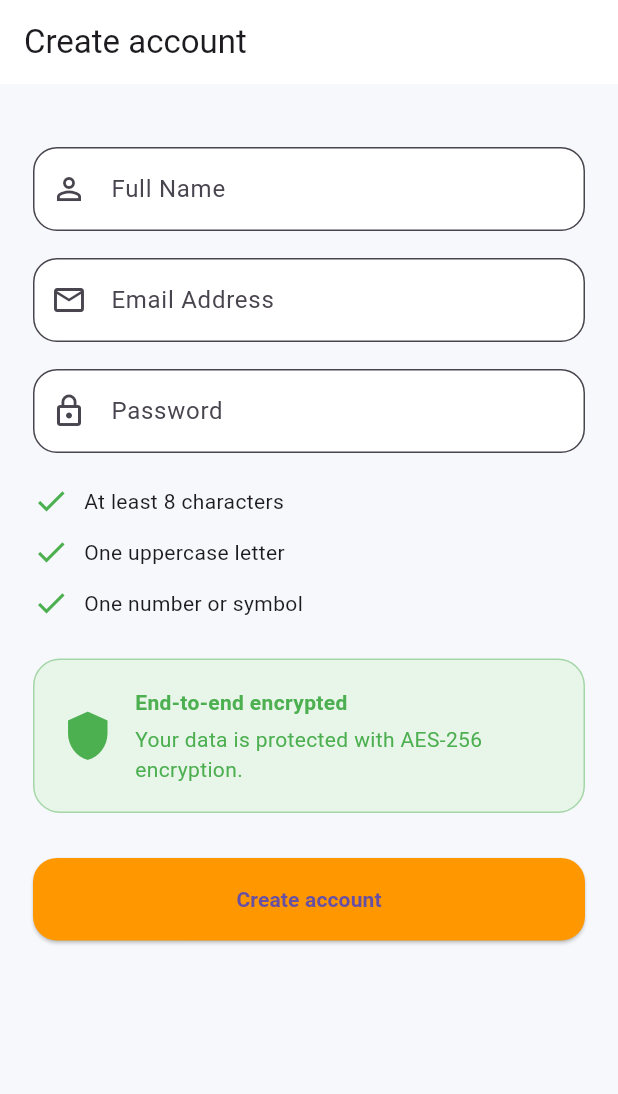
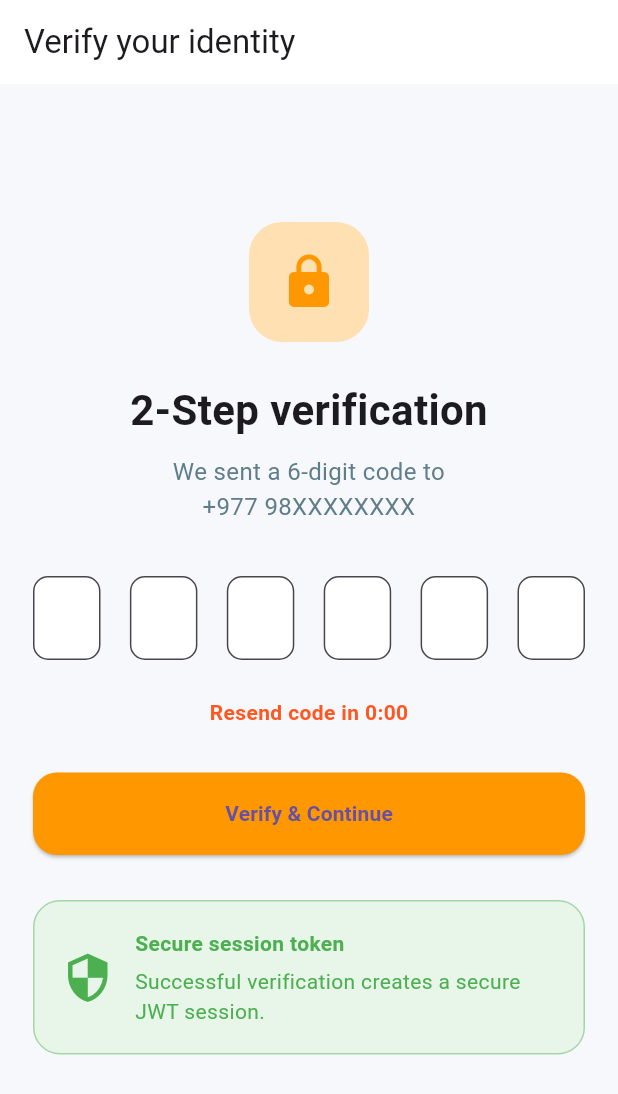
Before and after one commit to SewaMitra/sewa_mitra, a Flutter app: the screen it shows after launch, on a phone screen of 412 x 824 dp. Shown: the top 1094 px of the screen. Run offline on Flutter 3.47's test engine with Material 3 defaults, Android fonts, the phone set to English and light mode, and no system bars.

Commit message:
Implemented OTP verification UI

```diff
--- a/lib/main.dart
+++ b/lib/main.dart
@@ -1,5 +1,5 @@
 import 'package:flutter/material.dart';
-import 'register_screen.dart';
+import 'verify_screen.dart';
 
 void main() {
   runApp(const MyApp());
@@ -12,7 +12,7 @@ class MyApp extends StatelessWidget {
   Widget build(BuildContext context) {
     return const MaterialApp(
       debugShowCheckedModeBanner: false,
-        home: RegisterScreen(),
+      home: VerifyScreen(),
     );
   }
 }
--- a/lib/verify_screen.dart
+++ b/lib/verify_screen.dart
@@ -0,0 +1,181 @@
+import 'package:flutter/material.dart';
+
+class VerifyScreen extends StatelessWidget {
+  const VerifyScreen({super.key});
+
+  @override
+  Widget build(BuildContext context) {
+    return Scaffold(
+      backgroundColor: const Color(0xfff6f8fb),
+
+      appBar: AppBar(
+        backgroundColor: Colors.white,
+        title: const Text('Verify your identity'),
+      ),
+
+      body: Padding(
+        padding: const EdgeInsets.all(22),
+
+        child: Column(
+          children: [
+
+            const SizedBox(height: 70),
+
+            Container(
+              height: 80,
+              width: 80,
+
+              decoration: BoxDecoration(
+                color: Colors.orange.shade100,
+                borderRadius: BorderRadius.circular(22),
+              ),
+
+              child: const Icon(
+                Icons.lock,
+                color: Colors.orange,
+                size: 40,
+              ),
+            ),
+
+            const SizedBox(height: 25),
+
+            const Text(
+              '2-Step verification',
+              style: TextStyle(
+                fontSize: 28,
+                fontWeight: FontWeight.bold,
+              ),
+            ),
+
+            const SizedBox(height: 10),
+
+            const Text(
+              'We sent a 6-digit code to\n+977 98XXXXXXXX',
+              textAlign: TextAlign.center,
+              style: TextStyle(
+                color: Colors.blueGrey,
+                fontSize: 16,
+              ),
+            ),
+
+            const SizedBox(height: 35),
+
+            Row(
+              mainAxisAlignment: MainAxisAlignment.spaceBetween,
+
+              children: List.generate(
+                6,
+                    (index) => SizedBox(
+                  width: 45,
+
+                  child: TextField(
+                    maxLength: 1,
+                    textAlign: TextAlign.center,
+
+                    decoration: InputDecoration(
+                      counterText: '',
+                      filled: true,
+                      fillColor: Colors.white,
+
+                      border: OutlineInputBorder(
+                        borderRadius: BorderRadius.circular(10),
+                      ),
+                    ),
+                  ),
+                ),
+              ),
+            ),
+
+            const SizedBox(height: 25),
+
+            const Text(
+              'Resend code in 0:00',
+              style: TextStyle(
+                color: Colors.deepOrange,
+                fontWeight: FontWeight.bold,
+              ),
+            ),
+
+            const SizedBox(height: 30),
+
+            SizedBox(
+              width: double.infinity,
+              height: 55,
+
+              child: ElevatedButton(
+
+                style: ElevatedButton.styleFrom(
+                  backgroundColor: Colors.orange,
+
+                  shape: RoundedRectangleBorder(
+                    borderRadius: BorderRadius.circular(16),
+                  ),
+                ),
+
+                onPressed: () {},
+
+                child: const Text(
+                  'Verify & Continue',
+                  style: TextStyle(
+                    fontWeight: FontWeight.bold,
+                  ),
+                ),
+              ),
+            ),
+
+            const SizedBox(height: 30),
+
+            Container(
+              padding: const EdgeInsets.all(18),
+
+              decoration: BoxDecoration(
+                color: Colors.green.shade50,
+                borderRadius: BorderRadius.circular(18),
+                border: Border.all(color: Colors.green.shade200),
+              ),
+
+              child: Row(
+                children: [
+
+                  const Icon(
+                    Icons.security,
+                    color: Colors.green,
+                    size: 35,
+                  ),
+
+                  const SizedBox(width: 14),
+
+                  Expanded(
+                    child: Column(
+                      crossAxisAlignment: CrossAxisAlignment.start,
+
+                      children: const [
+
+                        Text(
+                          'Secure session token',
+                          style: TextStyle(
+                            fontWeight: FontWeight.bold,
+                            color: Colors.green,
+                          ),
+                        ),
+
+                        SizedBox(height: 5),
+
+                        Text(
+                          'Successful verification creates a secure JWT session.',
+                          style: TextStyle(
+                            color: Colors.green,
+                          ),
+                        ),
+                      ],
+                    ),
+                  ),
+                ],
+              ),
+            ),
+          ],
+        ),
+      ),
+    );
+  }
+}
```
